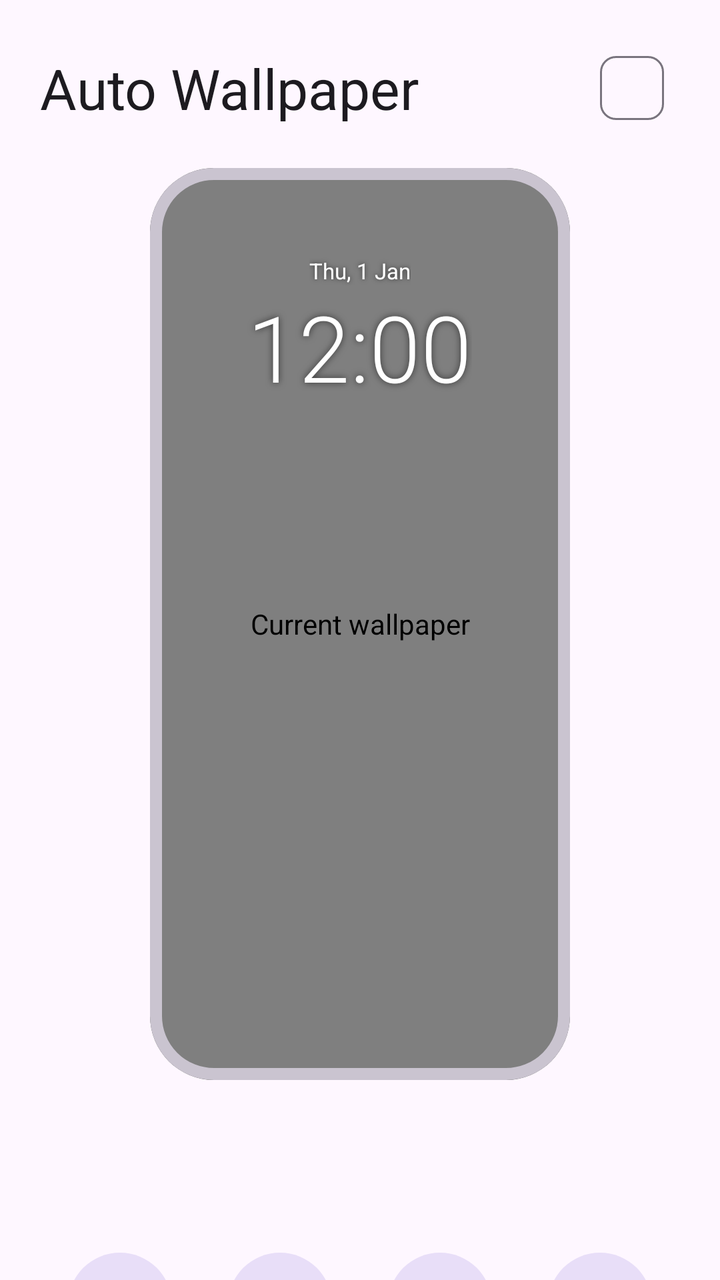
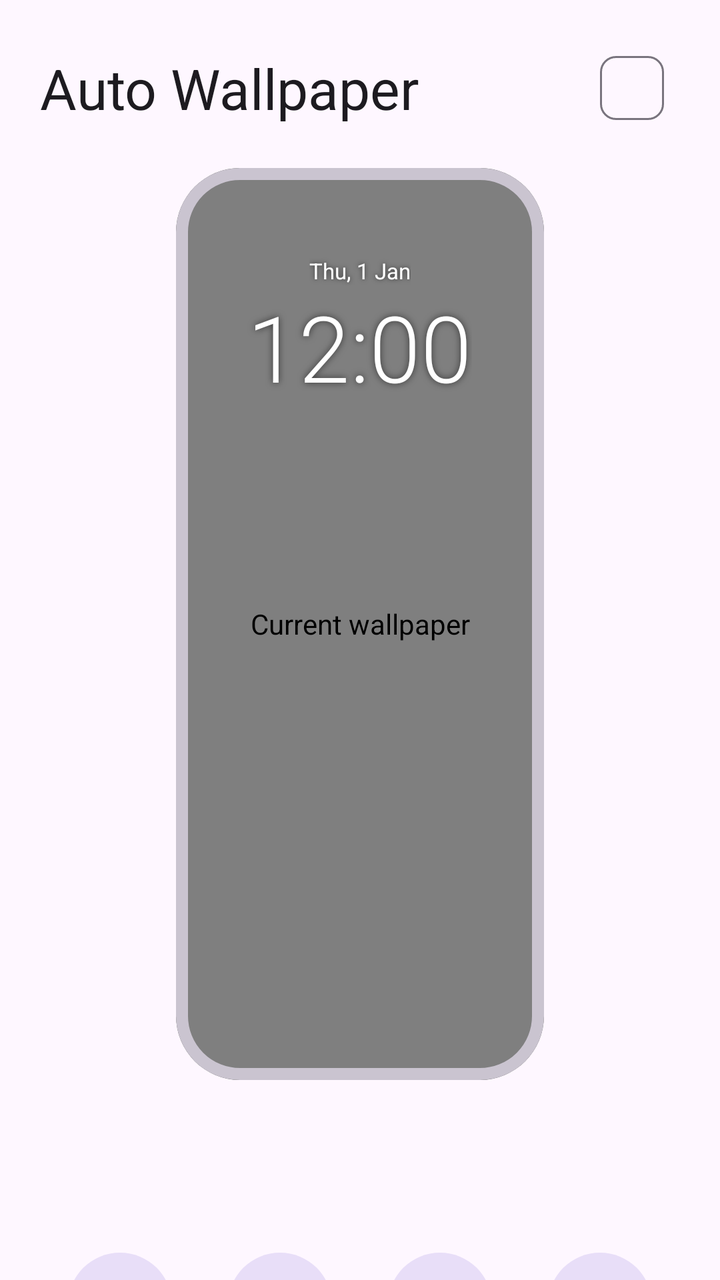

The first picture is an Android layout as it rendered before a commit; the second is the same layout after the commit. The layout source and the unified diff follow.
<!-- AndroidManifest.xml: application theme Theme.AutoWallpaper -->
<!-- res/layout/tab_home.xml -->
<?xml version="1.0" encoding="utf-8"?>
<androidx.core.widget.NestedScrollView xmlns:android="http://schemas.android.com/apk/res/android"
    xmlns:app="http://schemas.android.com/apk/res-auto"
    android:layout_width="match_parent"
    android:layout_height="match_parent"
    android:clipToPadding="false"
    android:paddingBottom="24dp">

    <LinearLayout
        android:layout_width="match_parent"
        android:layout_height="wrap_content"
        android:orientation="vertical"
        android:paddingStart="20dp"
        android:paddingEnd="20dp">

        
        <LinearLayout
            android:layout_width="match_parent"
            android:layout_height="wrap_content"
            android:gravity="center_vertical"
            android:orientation="horizontal"
            android:paddingTop="20dp"
            android:paddingBottom="12dp">

            <TextView
                android:layout_width="0dp"
                android:layout_height="wrap_content"
                android:layout_weight="1"
                android:text="Auto Wallpaper"
                android:textAppearance="?attr/textAppearanceHeadlineMedium" />

            <com.google.android.material.chip.Chip
                android:id="@+id/statusChip"
                style="@style/Widget.Material3.Chip.Assist"
                android:layout_width="wrap_content"
                android:layout_height="wrap_content"
                android:clickable="false"
                android:focusable="false"
                app:chipIconVisible="true" />
        </LinearLayout>

        
        <com.google.android.material.card.MaterialCardView
            android:id="@+id/updateCard"
            style="?attr/materialCardViewFilledStyle"
            android:layout_width="match_parent"
            android:layout_height="wrap_content"
            android:layout_marginBottom="16dp"
            android:visibility="gone"
            app:cardBackgroundColor="?attr/colorTertiaryContainer"
            app:cardCornerRadius="20dp">

            <LinearLayout
                android:layout_width="match_parent"
                android:layout_height="wrap_content"
                android:orientation="vertical"
                android:padding="16dp">

                <LinearLayout
                    android:layout_width="match_parent"
                    android:layout_height="wrap_content"
                    android:gravity="center_vertical"
                    android:orientation="horizontal">

                    <ImageView
                        android:layout_width="24dp"
                        android:layout_height="24dp"
                        android:src="@drawable/ic_download"
                        app:tint="?attr/colorOnTertiaryContainer" />

                    <LinearLayout
                        android:layout_width="0dp"
                        android:layout_height="wrap_content"
                        android:layout_marginStart="12dp"
                        android:layout_weight="1"
                        android:orientation="vertical">

                        <TextView
                            android:id="@+id/updateText"
                            android:layout_width="wrap_content"
                            android:layout_height="wrap_content"
                            android:textAppearance="?attr/textAppearanceTitleSmall"
                            android:textColor="?attr/colorOnTertiaryContainer" />

                        <TextView
                            android:id="@+id/updateNotes"
                            android:layout_width="wrap_content"
                            android:layout_height="wrap_content"
                            android:ellipsize="end"
                            android:maxLines="2"
                            android:textAppearance="?attr/textAppearanceBodySmall"
                            android:textColor="?attr/colorOnTertiaryContainer"
                            android:visibility="gone" />
                    </LinearLayout>

                    <com.google.android.material.button.MaterialButton
                        android:id="@+id/btnUpdate"
                        android:layout_width="wrap_content"
                        android:layout_height="wrap_content"
                        android:layout_marginStart="8dp"
                        android:text="Update" />
                </LinearLayout>

                <com.google.android.material.progressindicator.LinearProgressIndicator
                    android:id="@+id/updateProgress"
                    android:layout_width="match_parent"
                    android:layout_height="wrap_content"
                    android:layout_marginTop="12dp"
                    android:max="100"
                    android:visibility="gone"
                    app:trackCornerRadius="4dp" />
            </LinearLayout>
        </com.google.android.material.card.MaterialCardView>

        
        <com.google.android.material.card.MaterialCardView
            android:id="@+id/setupCard"
            style="?attr/materialCardViewFilledStyle"
            android:layout_width="match_parent"
            android:layout_height="wrap_content"
            android:layout_marginBottom="16dp"
            android:visibility="gone"
            app:cardBackgroundColor="?attr/colorPrimaryContainer"
            app:cardCornerRadius="20dp">

            <LinearLayout
                android:layout_width="match_parent"
                android:layout_height="wrap_content"
                android:orientation="vertical"
                android:padding="20dp">

                <TextView
                    android:id="@+id/setupTitle"
                    android:layout_width="wrap_content"
                    android:layout_height="wrap_content"
                    android:text="One last step"
                    android:textAppearance="?attr/textAppearanceTitleMedium"
                    android:textColor="?attr/colorOnPrimaryContainer" />

                <TextView
                    android:id="@+id/setupText"
                    android:layout_width="wrap_content"
                    android:layout_height="wrap_content"
                    android:layout_marginTop="4dp"
                    android:text="Set Auto Wallpaper as your wallpaper and choose “Home screen and lock screen”."
                    android:textAppearance="?attr/textAppearanceBodyMedium"
                    android:textColor="?attr/colorOnPrimaryContainer" />

                <com.google.android.material.button.MaterialButton
                    android:id="@+id/btnApply"
                    android:layout_width="wrap_content"
                    android:layout_height="wrap_content"
                    android:layout_marginTop="12dp"
                    android:text="Set as wallpaper"
                    app:icon="@drawable/ic_wallpaper" />
            </LinearLayout>
        </com.google.android.material.card.MaterialCardView>

        
        <FrameLayout
            android:layout_width="match_parent"
            android:layout_height="wrap_content"
            android:layout_marginTop="4dp">

            <com.google.android.material.card.MaterialCardView
                android:id="@+id/phone"
                style="?attr/materialCardViewOutlinedStyle"
                android:layout_width="210dp"
                android:layout_height="456dp"
                android:layout_gravity="center_horizontal"
                android:clickable="true"
                android:focusable="true"
                app:cardBackgroundColor="?attr/colorSurfaceContainerHighest"
                app:cardCornerRadius="32dp"
                app:cardElevation="0dp"
                app:strokeColor="?attr/colorOutlineVariant"
                app:strokeWidth="6dp">

                <ImageView
                    android:id="@+id/heroPlaceholder"
                    android:layout_width="56dp"
                    android:layout_height="56dp"
                    android:layout_gravity="center"
                    android:alpha="0.5"
                    android:src="@drawable/ic_image"
                    app:tint="?attr/colorOnSurfaceVariant" />

                <com.varadha.autowallpaper.FramedImageView
                    android:id="@+id/heroImage"
                    android:layout_width="match_parent"
                    android:layout_height="match_parent"
                    android:contentDescription="Current wallpaper" />

                <LinearLayout
                    android:layout_width="match_parent"
                    android:layout_height="wrap_content"
                    android:gravity="center_horizontal"
                    android:orientation="vertical"
                    android:paddingTop="44dp">

                    <TextClock
                        android:layout_width="wrap_content"
                        android:layout_height="wrap_content"
                        android:format12Hour="EEE, d MMM"
                        android:format24Hour="EEE, d MMM"
                        android:shadowColor="#99000000"
                        android:shadowRadius="6"
                        android:textColor="@android:color/white"
                        android:textSize="11sp" />

                    <TextClock
                        android:layout_width="wrap_content"
                        android:layout_height="wrap_content"
                        android:fontFamily="sans-serif-light"
                        android:format12Hour="h:mm"
                        android:format24Hour="H:mm"
                        android:shadowColor="#99000000"
                        android:shadowRadius="8"
                        android:textColor="@android:color/white"
                        android:textSize="46sp" />
                </LinearLayout>
            </com.google.android.material.card.MaterialCardView>
        </FrameLayout>

        <TextView
            android:id="@+id/heroTitle"
            android:layout_width="match_parent"
            android:layout_height="wrap_content"
            android:layout_marginTop="16dp"
            android:gravity="center"
            android:textAppearance="?attr/textAppearanceTitleLarge" />

        <TextView
            android:id="@+id/heroSubtitle"
            android:layout_width="match_parent"
            android:layout_height="wrap_content"
            android:layout_marginTop="2dp"
            android:gravity="center"
            android:textAppearance="?attr/textAppearanceBodyMedium"
            android:textColor="?attr/colorOnSurfaceVariant" />

        
        <LinearLayout
            android:id="@+id/actions"
            android:layout_width="match_parent"
            android:layout_height="wrap_content"
            android:layout_marginTop="20dp"
            android:orientation="horizontal">

            <LinearLayout style="@style/HomeAction">

                <com.google.android.material.button.MaterialButton
                    android:id="@+id/btnEdit"
                    style="@style/HomeActionButton"
                    android:contentDescription="Edit"
                    app:icon="@drawable/ic_crop" />

                <TextView
                    style="@style/HomeActionLabel"
                    android:text="Edit" />
            </LinearLayout>

            <LinearLayout style="@style/HomeAction">

                <com.google.android.material.button.MaterialButton
                    android:id="@+id/btnNext"
                    style="@style/HomeActionButton"
                    android:contentDescription="Next photo"
                    app:icon="@drawable/ic_skip_next" />

                <TextView
                    style="@style/HomeActionLabel"
                    android:text="Next" />
            </LinearLayout>

            <LinearLayout style="@style/HomeAction">

                <com.google.android.material.button.MaterialButton
                    android:id="@+id/btnFav"
                    style="@style/HomeActionButton"
                    android:contentDescription="Favourite"
                    app:icon="@drawable/ic_favorite_border" />

                <TextView
                    android:id="@+id/favLabel"
                    style="@style/HomeActionLabel"
                    android:text="Favourite" />
            </LinearLayout>

            <LinearLayout style="@style/HomeAction">

                <com.google.android.material.button.MaterialButton
                    android:id="@+id/btnMore"
                    style="@style/HomeActionButton"
                    android:contentDescription="More options"
                    app:icon="@drawable/ic_more_horiz" />

                <TextView
                    style="@style/HomeActionLabel"
                    android:text="More" />
            </LinearLayout>
        </LinearLayout>

        
        <LinearLayout
            android:id="@+id/upNextBlock"
            android:layout_width="match_parent"
            android:layout_height="wrap_content"
            android:layout_marginTop="28dp"
            android:orientation="vertical">

            <TextView
                style="@style/SectionLabel"
                android:text="Coming up" />

            <androidx.recyclerview.widget.RecyclerView
                android:id="@+id/upNext"
                android:layout_width="match_parent"
                android:layout_height="wrap_content"
                android:layout_marginStart="-4dp"
                android:clipToPadding="false"
                android:orientation="horizontal" />
        </LinearLayout>

        
        <com.google.android.material.card.MaterialCardView
            android:id="@+id/summaryCard"
            style="?attr/materialCardViewFilledStyle"
            android:layout_width="match_parent"
            android:layout_height="wrap_content"
            android:layout_marginTop="20dp"
            android:clickable="true"
            android:focusable="true"
            app:cardCornerRadius="20dp">

            <LinearLayout
                android:layout_width="match_parent"
                android:layout_height="wrap_content"
                android:gravity="center_vertical"
                android:orientation="horizontal"
                android:padding="16dp">

                <ImageView
                    android:layout_width="24dp"
                    android:layout_height="24dp"
                    android:src="@drawable/ic_autorenew"
                    app:tint="?attr/colorPrimary" />

                <LinearLayout
                    android:layout_width="0dp"
                    android:layout_height="wrap_content"
                    android:layout_marginStart="16dp"
                    android:layout_weight="1"
                    android:orientation="vertical">

                    <TextView
                        android:id="@+id/summaryTitle"
                        android:layout_width="wrap_content"
                        android:layout_height="wrap_content"
                        android:textAppearance="?attr/textAppearanceTitleSmall" />

                    <TextView
                        android:id="@+id/summaryText"
                        android:layout_width="wrap_content"
                        android:layout_height="wrap_content"
                        android:textAppearance="?attr/textAppearanceBodySmall"
                        android:textColor="?attr/colorOnSurfaceVariant" />
                </LinearLayout>

                <ImageView
                    android:layout_width="24dp"
                    android:layout_height="24dp"
                    android:src="@drawable/ic_chevron_right"
                    app:tint="?attr/colorOnSurfaceVariant" />
            </LinearLayout>
        </com.google.android.material.card.MaterialCardView>

        
        <com.google.android.material.button.MaterialButton
            android:id="@+id/btnHomeAdd"
            android:layout_width="wrap_content"
            android:layout_height="wrap_content"
            android:layout_gravity="center_horizontal"
            android:layout_marginTop="20dp"
            android:text="Add your photos"
            android:visibility="gone"
            app:icon="@drawable/ic_add" />
    </LinearLayout>
</androidx.core.widget.NestedScrollView>
<!-- resources referenced by this layout -->
<resources>
  <!-- drawable ic_add (drawable) -->
  <vector xmlns:android="http://schemas.android.com/apk/res/android"
      android:width="24dp" android:height="24dp" android:viewportWidth="24" android:viewportHeight="24"
      android:tint="?attr/colorControlNormal">
      <path android:fillColor="@android:color/white" android:pathData="M19,13h-6v6h-2v-6H5v-2h6V5h2v6h6v2z" />
  </vector>
  <!-- drawable ic_chevron_right (drawable) -->
  <vector xmlns:android="http://schemas.android.com/apk/res/android"
      android:width="24dp" android:height="24dp" android:viewportWidth="24" android:viewportHeight="24"
      android:tint="?attr/colorControlNormal">
      <path android:fillColor="@android:color/white" android:pathData="M10,6L8.59,7.41 13.17,12l-4.58,4.59L10,18l6,-6z" />
  </vector>
  <!-- drawable ic_crop (drawable) -->
  <vector xmlns:android="http://schemas.android.com/apk/res/android"
      android:width="24dp" android:height="24dp" android:viewportWidth="24" android:viewportHeight="24"
      android:tint="?attr/colorControlNormal">
      <path android:fillColor="@android:color/white" android:pathData="M17,15h2V7c0,-1.1 -0.9,-2 -2,-2H9v2h8v8zM7,17V1H5v4H1v2h4v10c0,1.1 0.9,2 2,2h10v4h2v-4h4v-2H7z" />
  </vector>
  <!-- drawable ic_download (drawable) -->
  <vector xmlns:android="http://schemas.android.com/apk/res/android"
      android:width="24dp" android:height="24dp" android:viewportWidth="24" android:viewportHeight="24"
      android:tint="?attr/colorControlNormal">
      <path android:fillColor="@android:color/white" android:pathData="M5,20h14v-2H5v2zM19,9h-4V3H9v6H5l7,7 7,-7z" />
  </vector>
  <!-- drawable ic_skip_next (drawable) -->
  <vector xmlns:android="http://schemas.android.com/apk/res/android"
      android:width="24dp" android:height="24dp" android:viewportWidth="24" android:viewportHeight="24"
      android:tint="?attr/colorControlNormal">
      <path android:fillColor="@android:color/white" android:pathData="M6,18l8.5,-6L6,6v12zM16,6v12h2V6h-2z" />
  </vector>
  <style name="HomeAction">
          <item name="android:layout_width">0dp</item>
          <item name="android:layout_height">wrap_content</item>
          <item name="android:layout_weight">1</item>
          <item name="android:gravity">center_horizontal</item>
          <item name="android:orientation">vertical</item>
      </style>
  <style name="HomeActionLabel">
          <item name="android:layout_width">wrap_content</item>
          <item name="android:layout_height">wrap_content</item>
          <item name="android:layout_marginTop">6dp</item>
          <item name="android:textAppearance">?attr/textAppearanceLabelMedium</item>
          <item name="android:textColor">?attr/colorOnSurfaceVariant</item>
      </style>
  <style name="SectionLabel">
          <item name="android:layout_width">wrap_content</item>
          <item name="android:layout_height">wrap_content</item>
          <item name="android:layout_marginStart">4dp</item>
          <item name="android:layout_marginBottom">8dp</item>
          <item name="android:textAppearance">?attr/textAppearanceLabelLarge</item>
          <item name="android:textColor">?attr/colorPrimary</item>
      </style>
  <style name="Theme.AutoWallpaper" parent="Theme.Material3.DayNight.NoActionBar">
          <item name="colorPrimary">@color/seed</item>
          <item name="android:statusBarColor">@android:color/transparent</item>
      </style>
  <color name="seed">#5B4FCF</color>
  <!-- unchanged entries left out for length: 6 -->
</resources>

<!-- the commit's change to res/layout/tab_home.xml (unified diff, before → after) -->
@@ -165,7 +165,7 @@
             <com.google.android.material.card.MaterialCardView
                 android:id="@+id/phone"
                 style="?attr/materialCardViewOutlinedStyle"
-                android:layout_width="210dp"
+                android:layout_width="184dp"
                 android:layout_height="456dp"
                 android:layout_gravity="center_horizontal"
                 android:clickable="true"
<!-- resource entries referenced after the edit -->
@@ -55,6 +55,10 @@
   <style name="Theme.AutoWallpaper" parent="Theme.Material3.DayNight.NoActionBar">
           <item name="colorPrimary">@color/seed</item>
           <item name="android:statusBarColor">@android:color/transparent</item>
+          
+          <item name="android:windowLightStatusBar">?attr/isLightTheme</item>
+          <item name="android:windowLightNavigationBar">?attr/isLightTheme</item>
+          <item name="android:navigationBarColor">?attr/colorSurfaceContainer</item>
       </style>
   <color name="seed">#5B4FCF</color>
   <!-- unchanged entries left out for length: 6 -->
